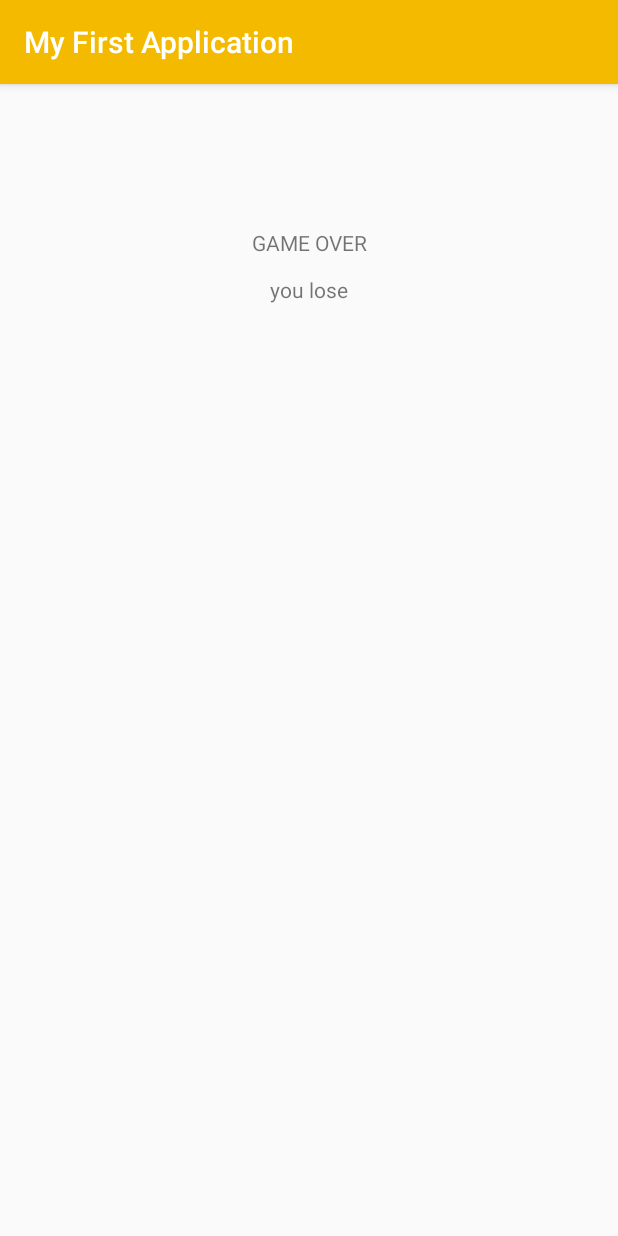
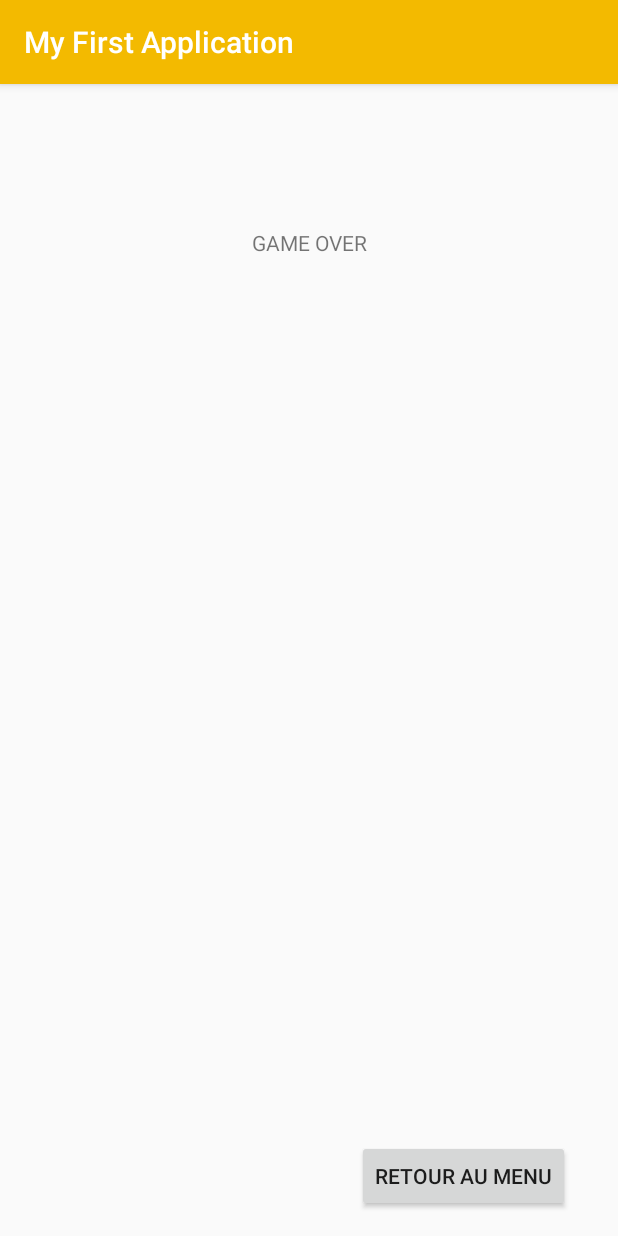
Before and after one commit to Lumino010/Poursuite2, an Android app: the Main2Activity screen opened directly, with no data from a screen before it, on a phone screen of 412 x 824 dp. Run offline under Robolectric (Android 15) with nearby library versions, the light colour scheme and no system bars.

Commit message:
ajustement fin de jeu

```diff
--- a/app/src/main/java/com/example/kelyandhedin/myfirstapplication/Main2Activity.java
+++ b/app/src/main/java/com/example/kelyandhedin/myfirstapplication/Main2Activity.java
@@ -1,13 +1,38 @@
 package com.example.kelyandhedin.myfirstapplication;
 
+import android.content.Intent;
 import android.support.v7.app.AppCompatActivity;
 import android.os.Bundle;
+import android.view.View;
+import android.widget.TextView;
 
 public class Main2Activity extends AppCompatActivity {
+
 
     @Override
     protected void onCreate(Bundle savedInstanceState) {
         super.onCreate(savedInstanceState);
         setContentView(R.layout.activity_main2);
+
+        String newString= " ";
+        if (savedInstanceState == null) {
+            Bundle extras = getIntent().getExtras();
+            if (extras == null) {
+                newString = null;
+            } else {
+                newString = extras.getString("you loose");
+            }
+        }
+
+        TextView textViewEND = findViewById(R.id.textViewEND);   //affichage de l''écart
+        String text_fin = newString ;
+        textViewEND.setText(text_fin);
+    }
+
+
+    public void RetourMenu(View view) {
+        Intent intent = new Intent(this,StartActivity.class);
+        startActivity(intent);
+
     }
 }
--- a/app/src/main/java/com/example/kelyandhedin/myfirstapplication/MainActivity.java
+++ b/app/src/main/java/com/example/kelyandhedin/myfirstapplication/MainActivity.java
@@ -240,10 +240,14 @@ public class MainActivity extends AppCompatActivity {
 
         if(ecart <= 0 || etat_soif >= 100 || etat_fatigue >= 100){     //savoir si la menace à rattraper le joueur ou si il est mort de soif
             Intent intent= new Intent(this,Main2Activity.class);
+            String strName = null;
+            intent.putExtra("You loose", strName);
             startActivity(intent);
             //GAME OVER
         }else if (distance_joueur >= distance){
             Intent intent= new Intent(this,Main2Activity.class);
+            String strName = null;
+            intent.putExtra("You win", strName);
             startActivity(intent);
         }
 
--- a/app/src/main/res/layout/activity_main2.xml
+++ b/app/src/main/res/layout/activity_main2.xml
@@ -20,14 +20,25 @@
         app:layout_constraintTop_toTopOf="parent" />
 
     <TextView
-        android:id="@+id/textView3"
+        android:id="@+id/textViewEND"
         android:layout_width="wrap_content"
         android:layout_height="wrap_content"
         android:layout_marginEnd="8dp"
         android:layout_marginStart="8dp"
         android:layout_marginTop="12dp"
-        android:text="you lose"
+        android:text="..."
         app:layout_constraintEnd_toEndOf="parent"
         app:layout_constraintStart_toStartOf="parent"
         app:layout_constraintTop_toBottomOf="@+id/textView" />
+
+    <Button
+        android:id="@+id/bouton_retour"
+        android:layout_width="wrap_content"
+        android:layout_height="wrap_content"
+        android:layout_marginBottom="16dp"
+        android:layout_marginEnd="32dp"
+        android:onClick="RetourMenu"
+        android:text="Retour au menu"
+        app:layout_constraintBottom_toBottomOf="parent"
+        app:layout_constraintEnd_toEndOf="parent" />
 </android.support.constraint.ConstraintLayout>
```
